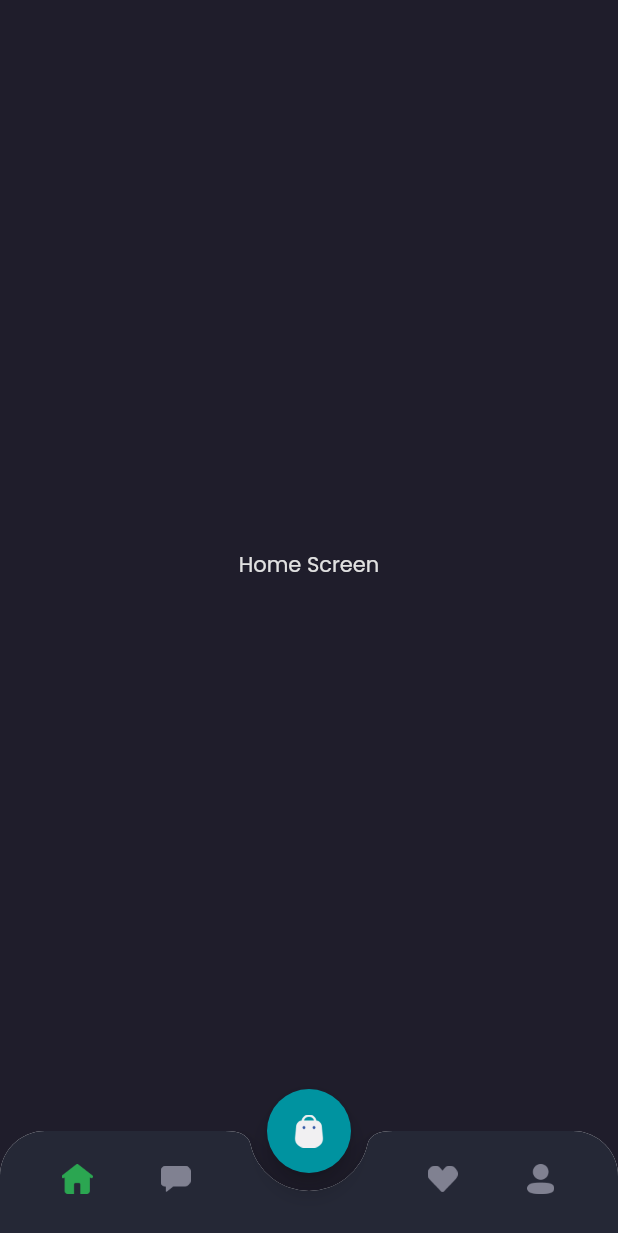
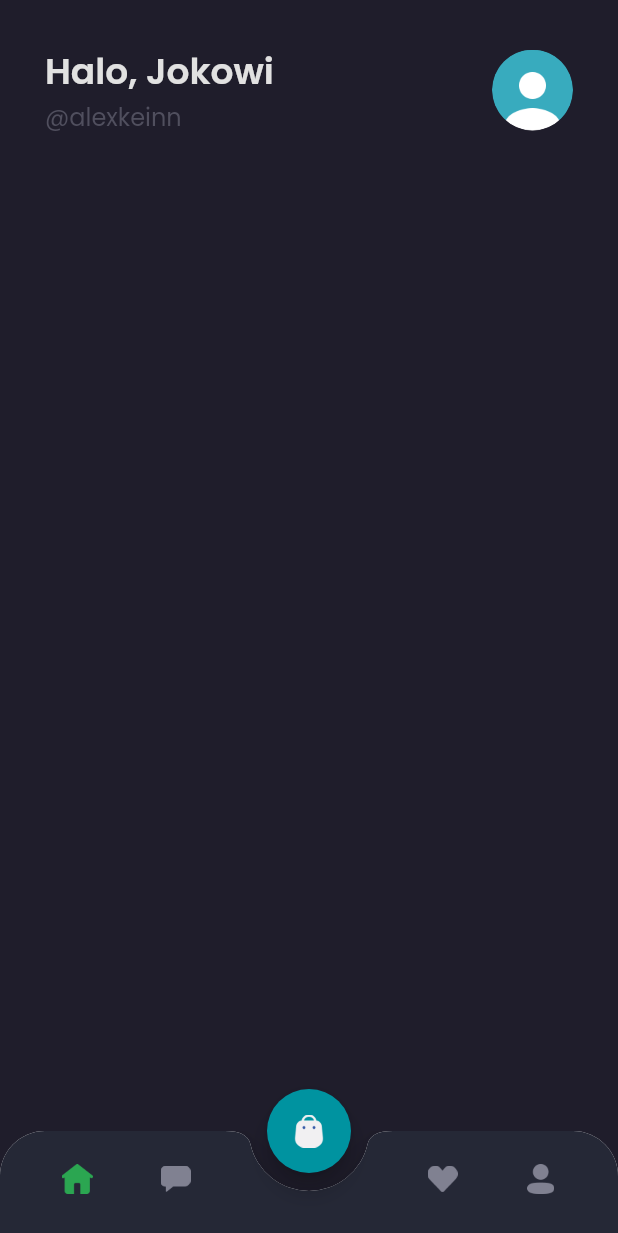
Before and after one commit to NikiMNafis/Kelompok3_Mobile_TIFD_Semester4, a Flutter app: the MainScreen screen opened by its route, on a phone screen of 412 x 824 dp. Shown: the top 1233 px of the screen. Run offline on Flutter 3.47's test engine with Material 2 defaults, Android fonts, the phone set to English and light mode, and no system bars; our stand-ins replace google_fonts.

Commit message:
Home screen bagian header

```diff
--- a/lib/screen/home/home_screen.dart
+++ b/lib/screen/home/home_screen.dart
@@ -2,14 +2,57 @@ import 'package:flutter/material.dart';
 import 'package:project_akhir_mobile_smtr4/theme.dart';
 
 class HomeScreen extends StatelessWidget {
-
   @override
   Widget build(BuildContext context) {
-    return Center(
-        child: Text(
-          'Home Screen',
-          style: primaryTextStyle,
+    Widget header() {
+      return Container(
+        margin: EdgeInsets.only(
+          top: defaultMargin,
+          left: defaultMargin,
+          right: defaultMargin,
         ),
+        child: Row(
+          children: [
+            Expanded(
+              child: Column(
+                crossAxisAlignment: CrossAxisAlignment.start,
+                children: [
+                  Text(
+                    'Halo, Jokowi',
+                    style: primaryTextStyle.copyWith(
+                      fontSize: 24,
+                      fontWeight: semiBold,
+                    ),
+                  ),
+                  Text(
+                    '@alexkeinn',
+                    style: subtitleTextStyle.copyWith(
+                      fontSize: 16,
+                    ),
+                  ),
+                ],
+              ),
+            ),
+            Container(
+                width: 54,
+                height: 54,
+                decoration: BoxDecoration(
+                  shape: BoxShape.circle,
+                  image: DecorationImage(
+                    image: AssetImage(
+                      'assets/image_profile.png',
+                    ),
+                  ),
+                )),
+          ],
+        ),
+      );
+    }
+
+    return ListView(
+      children: [
+        header(),
+      ],
     );
   }
 }
```
